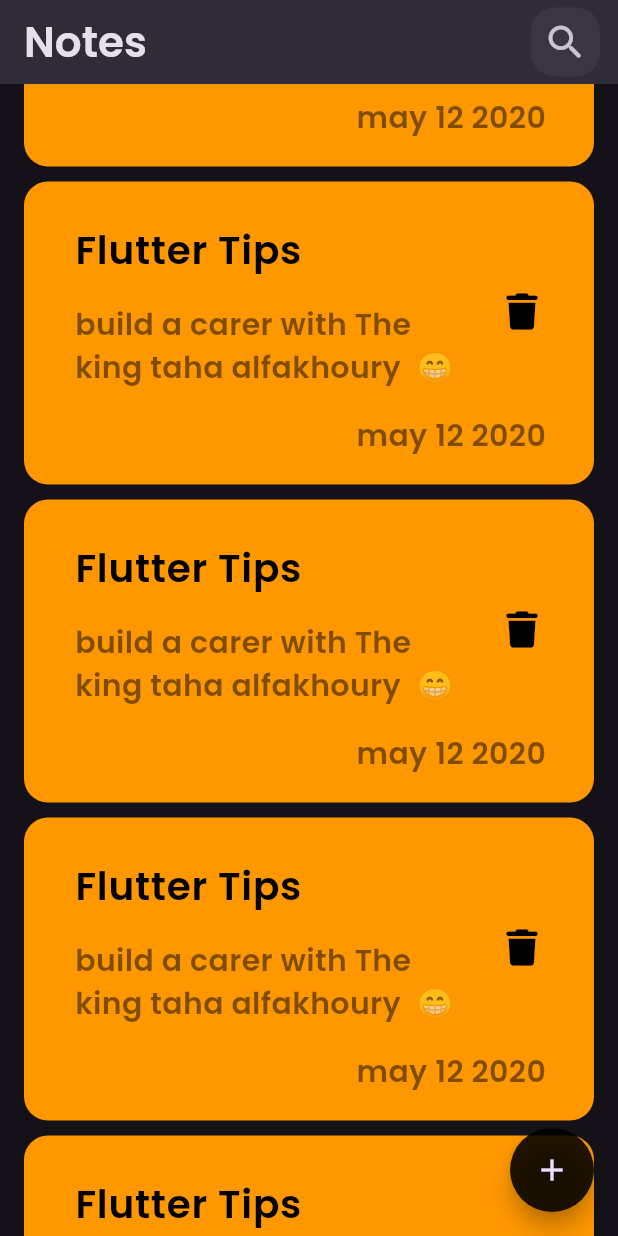
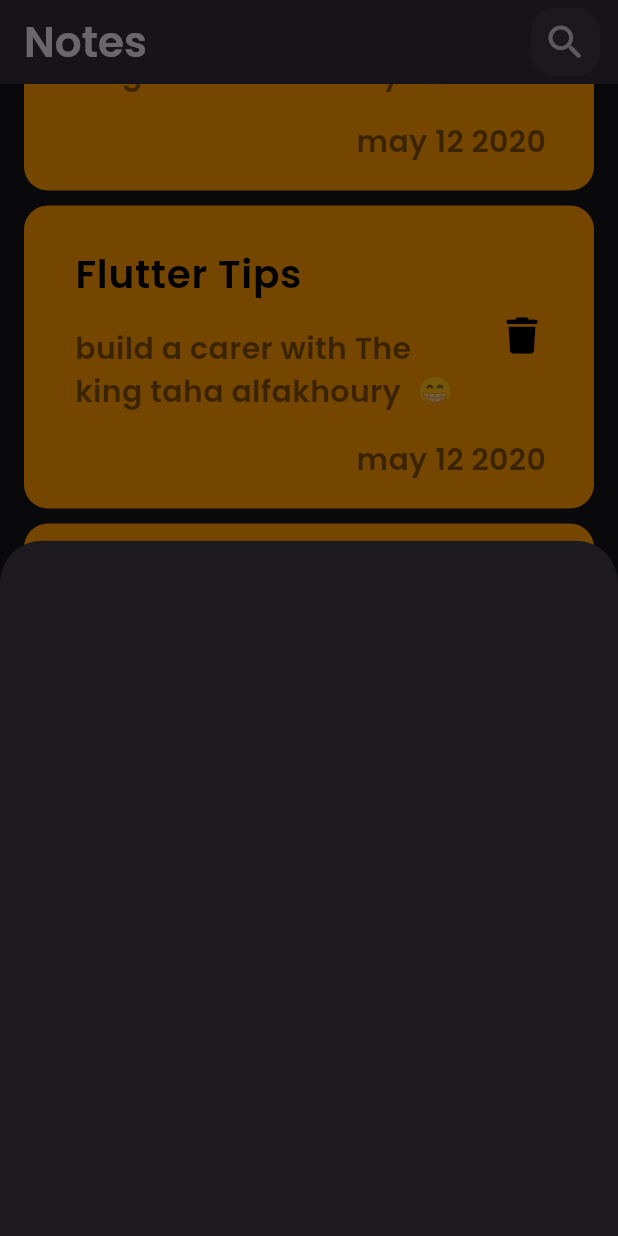
Before and after one commit to Taha12aas/note_a, a Flutter app: the screen it shows after launch, scrolled down 576 dp, after a tap on the "add" icon, on a phone screen of 412 x 824 dp. Run offline on Flutter 3.47's test engine with Material 3 defaults, Android fonts, the phone set to English and light mode, and no system bars; our stand-ins replace font_awesome_flutter.

Commit message:
create show modal bottom sheet

```diff
--- a/lib/views/notes_view.dart
+++ b/lib/views/notes_view.dart
@@ -1,4 +1,5 @@
 import 'package:flutter/material.dart';
+import 'package:note/widgets/add_note_bottom_sheet.dart';
 import 'package:note/widgets/custom_app_bar.dart';
 import 'package:note/widgets/note_list_view.dart';
 
@@ -9,13 +10,21 @@ class NotesView extends StatelessWidget {
   Widget build(BuildContext context) {
     return Scaffold(
         floatingActionButton: FloatingActionButton(
+          tooltip: 'Create Note',
           shape:
               RoundedRectangleBorder(borderRadius: BorderRadius.circular(50)),
           backgroundColor: Colors.black87,
           child: const Icon(
             Icons.add,
           ),
-          onPressed: () {},
+          onPressed: () {
+            showModalBottomSheet(
+              context: context,
+              builder: (context) {
+                return const AddNoteBottomSheet();
+              },
+            );
+          },
         ),
         appBar: customAppBar(),
         body: const NoteListView());
--- a/lib/widgets/Note_Item.dart
+++ b/lib/widgets/Note_Item.dart
@@ -1,4 +1,4 @@
-
+// ignore: file_names
 import 'package:flutter/material.dart';
 import 'package:font_awesome_flutter/font_awesome_flutter.dart';
 
--- /dev/null
+++ b/lib/widgets/add_note_bottom_sheet.dart
@@ -0,0 +1,10 @@
+import 'package:flutter/material.dart';
+
+class AddNoteBottomSheet extends StatelessWidget {
+  const AddNoteBottomSheet({super.key});
+
+  @override
+  Widget build(BuildContext context) {
+    return Container();
+  }
+}
--- a/lib/widgets/note_list_view.dart
+++ b/lib/widgets/note_list_view.dart
@@ -1,4 +1,3 @@
-
 import 'package:flutter/material.dart';
 import 'package:note/widgets/note_item.dart';
 
@@ -8,6 +7,7 @@ class NoteListView extends StatelessWidget {
   @override
   Widget build(BuildContext context) {
     return ListView.builder(
+      padding: const EdgeInsets.symmetric(vertical: 16),
       itemBuilder: (context, index) {
         return const NoteItem();
       },
```
